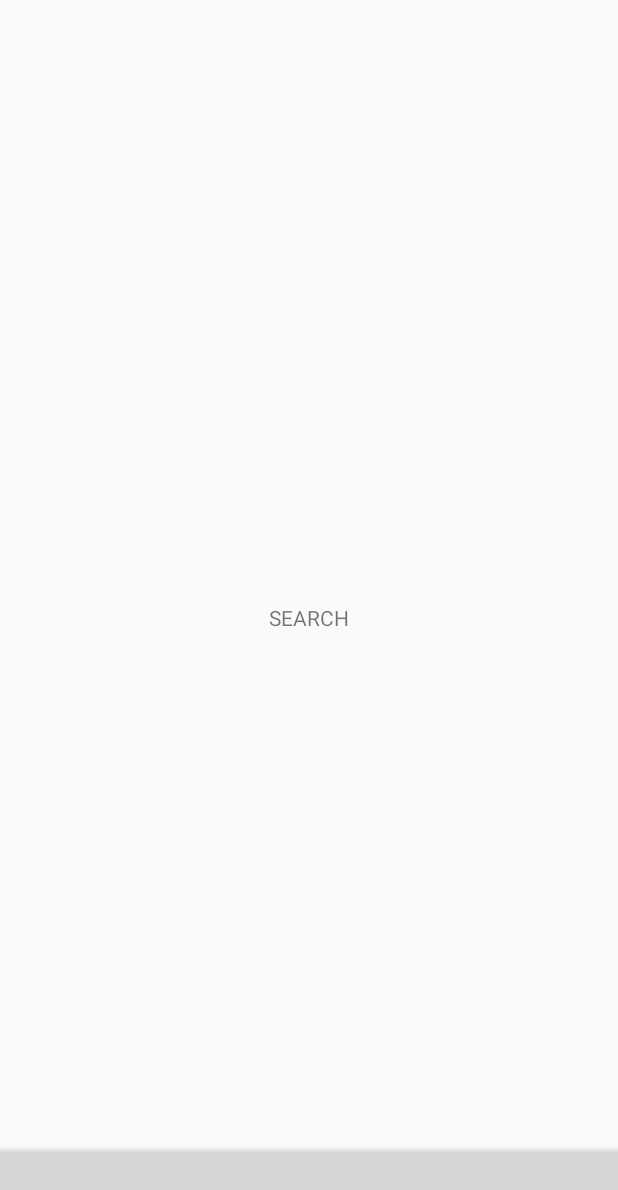
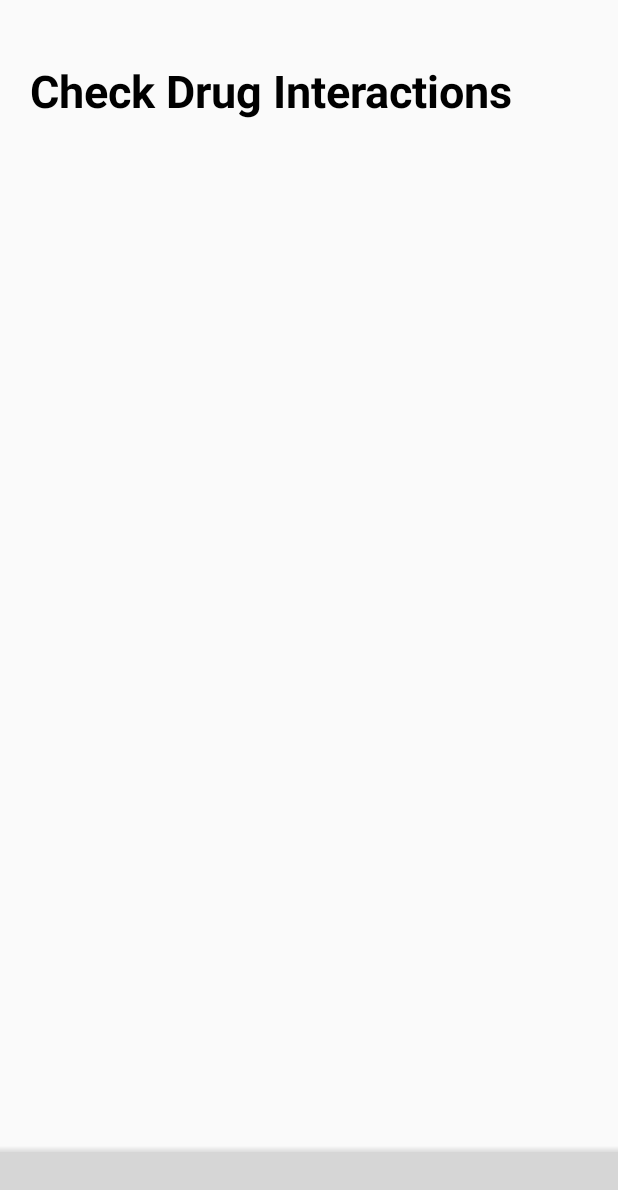
Before and after one commit to Taewan-P/MediChecker, an Android app: the screen it shows after launch (MainActivity), on a phone screen of 412 x 824 dp. Shown: the top 1190 px of the screen. Run offline under Robolectric (Android 15) with nearby library versions, the phone set to English and light mode, and no system bars; libraries missing offline, so code that uses them is left out: me.ibrahimsn.lib; plain views replace SmoothBottomBar; 1 statement that could not run was skipped; grey boxes are pictures that could not be loaded.

Commit message:
Add title to search activity

```diff
--- a/app/src/main/res/layout/activity_search.xml
+++ b/app/src/main/res/layout/activity_search.xml
@@ -4,12 +4,18 @@
     android:layout_height="match_parent">
 
     <TextView
-        android:id="@+id/textView"
+        android:id="@+id/searchTitle"
         android:layout_width="wrap_content"
         android:layout_height="wrap_content"
-        android:gravity="center"
         android:layout_alignParentLeft="true"
-        android:layout_alignParentRight="true"
-        android:layout_centerVertical="true"
-        android:text="SEARCH" />
+        android:layout_marginTop="40dp"
+        android:layout_marginLeft="20dp"
+        android:text="@string/search_title"
+        android:textColor="#000000"
+        android:textStyle="bold"
+        android:textSize="30sp" />
+
+
+
+
 </RelativeLayout>
--- a/app/src/main/res/values/strings.xml
+++ b/app/src/main/res/values/strings.xml
@@ -3,4 +3,5 @@
     <string name="nav_home">My Med</string>
     <string name="nav_search">Search</string>
     <string name="nav_profile">Profile</string>
+    <string name="search_title">Check Drug Interactions</string>
 </resources>
```
